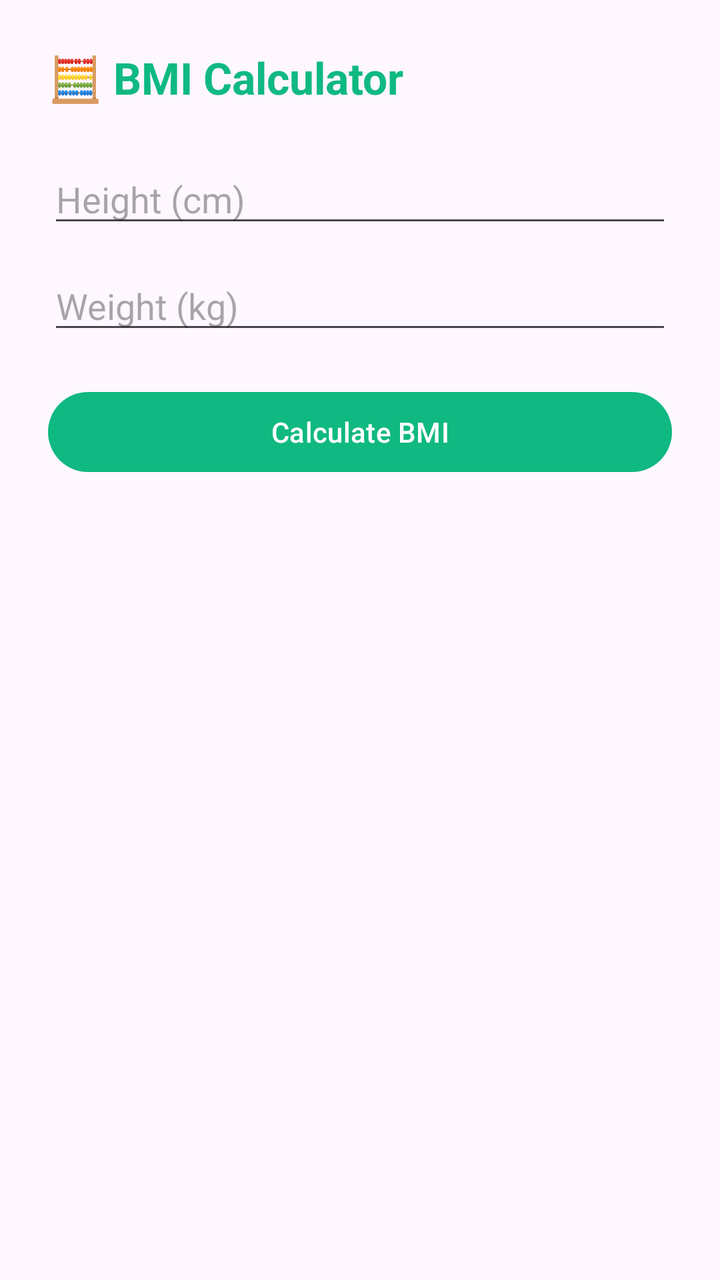
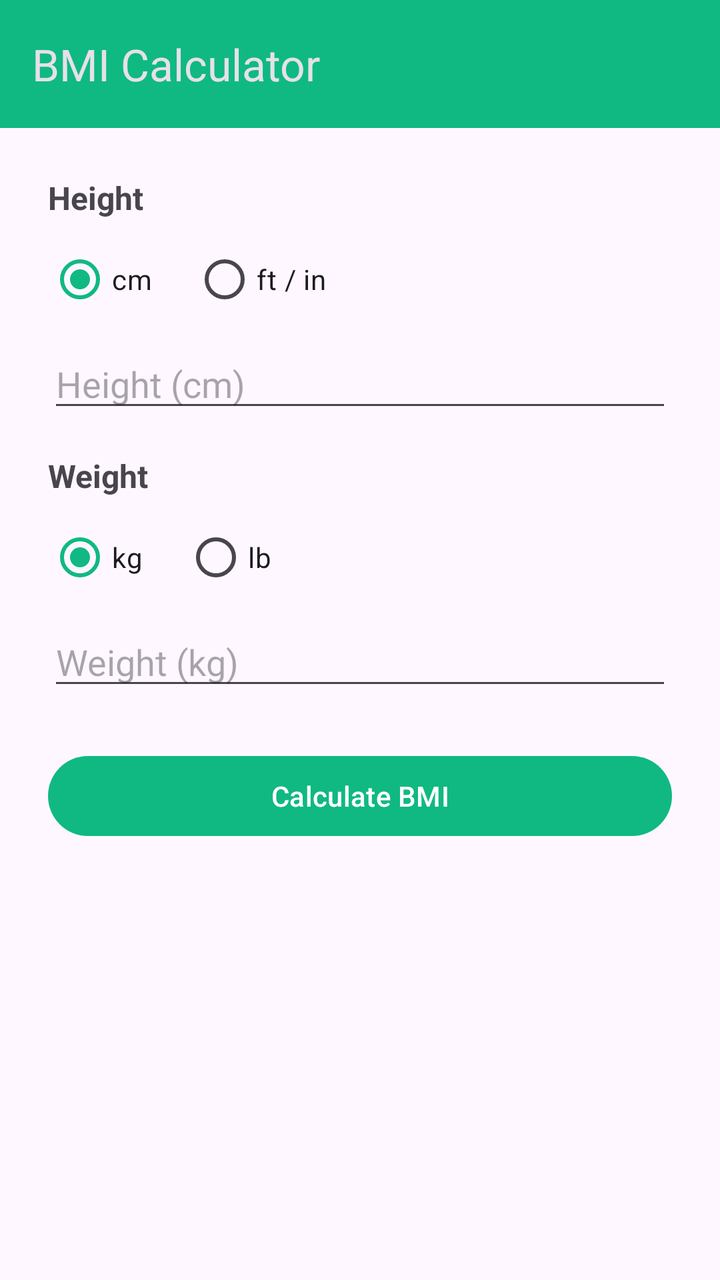

Screens rendered from an Android XML layout before and after an edit, with the pre-edit source and the edit as a unified diff.
<!-- AndroidManifest.xml: application theme Theme.StepCoin -->
<!-- res/layout/activity_bmi.xml -->
<?xml version="1.0" encoding="utf-8"?>
<LinearLayout xmlns:android="http://schemas.android.com/apk/res/android"
    android:layout_width="match_parent"
    android:layout_height="match_parent"
    android:orientation="vertical"
    android:padding="24dp">

    <TextView
        android:layout_width="match_parent"
        android:layout_height="wrap_content"
        android:text="🧮 BMI Calculator"
        android:textSize="22sp"
        android:textStyle="bold"
        android:textColor="@color/primary"
        android:layout_marginBottom="24dp" />

    <EditText
        android:id="@+id/height"
        android:layout_width="match_parent"
        android:layout_height="wrap_content"
        android:hint="Height (cm)"
        android:inputType="numberDecimal"
        android:layout_marginBottom="12dp" />

    <EditText
        android:id="@+id/weight"
        android:layout_width="match_parent"
        android:layout_height="wrap_content"
        android:hint="Weight (kg)"
        android:inputType="numberDecimal"
        android:layout_marginBottom="20dp" />

    <Button
        android:id="@+id/calcBtn"
        android:layout_width="match_parent"
        android:layout_height="wrap_content"
        android:text="Calculate BMI" />

    <TextView
        android:id="@+id/result"
        android:layout_width="match_parent"
        android:layout_height="wrap_content"
        android:text=""
        android:textSize="22sp"
        android:textStyle="bold"
        android:gravity="center"
        android:layout_marginTop="28dp" />
</LinearLayout>
<!-- resources referenced by this layout -->
<resources>
  <color name="primary">#10B981</color>
  <style name="Theme.StepCoin" parent="Theme.Material3.DayNight.NoActionBar">
          <item name="colorPrimary">@color/primary</item>
          <item name="colorOnPrimary">@color/white</item>
      </style>
  <color name="white">#FFFFFFFF</color>
</resources>

<!-- the commit's change to res/layout/activity_bmi.xml (unified diff, before → after) -->
@@ -1,48 +1,141 @@
 <?xml version="1.0" encoding="utf-8"?>
 <LinearLayout xmlns:android="http://schemas.android.com/apk/res/android"
+    xmlns:app="http://schemas.android.com/apk/res-auto"
     android:layout_width="match_parent"
     android:layout_height="match_parent"
-    android:orientation="vertical"
-    android:padding="24dp">
+    android:orientation="vertical">
 
-    <TextView
+    <com.google.android.material.appbar.MaterialToolbar
+        android:id="@+id/toolbar"
         android:layout_width="match_parent"
-        android:layout_height="wrap_content"
-        android:text="🧮 BMI Calculator"
-        android:textSize="22sp"
-        android:textStyle="bold"
-        android:textColor="@color/primary"
-        android:layout_marginBottom="24dp" />
+        android:layout_height="?attr/actionBarSize"
+        android:background="@color/primary"
+        android:theme="@style/ThemeOverlay.Material3.Dark"
+        app:title="BMI Calculator" />
 
-    <EditText
-        android:id="@+id/height"
+    <ScrollView
         android:layout_width="match_parent"
-        android:layout_height="wrap_content"
-        android:hint="Height (cm)"
-        android:inputType="numberDecimal"
-        android:layout_marginBottom="12dp" />
+        android:layout_height="match_parent">
 
-    <EditText
-        android:id="@+id/weight"
-        android:layout_width="match_parent"
-        android:layout_height="wrap_content"
-        android:hint="Weight (kg)"
-        android:inputType="numberDecimal"
-        android:layout_marginBottom="20dp" />
+        <LinearLayout
+            android:layout_width="match_parent"
+            android:layout_height="wrap_content"
+            android:orientation="vertical"
+            android:padding="24dp">
 
-    <Button
-        android:id="@+id/calcBtn"
-        android:layout_width="match_parent"
-        android:layout_height="wrap_content"
-        android:text="Calculate BMI" />
+            
+            <TextView
+                android:layout_width="wrap_content"
+                android:layout_height="wrap_content"
+                android:text="Height"
+                android:textStyle="bold"
+                android:textSize="16sp"
+                android:layout_marginBottom="6dp" />
 
-    <TextView
-        android:id="@+id/result"
-        android:layout_width="match_parent"
-        android:layout_height="wrap_content"
-        android:text=""
-        android:textSize="22sp"
-        android:textStyle="bold"
-        android:gravity="center"
-        android:layout_marginTop="28dp" />
+            <RadioGroup
+                android:id="@+id/heightUnit"
+                android:layout_width="wrap_content"
+                android:layout_height="wrap_content"
+                android:orientation="horizontal"
+                android:layout_marginBottom="6dp">
+                <RadioButton
+                    android:id="@+id/rbCm"
+                    android:layout_width="wrap_content"
+                    android:layout_height="wrap_content"
+                    android:text="cm"
+                    android:checked="true" />
+                <RadioButton
+                    android:id="@+id/rbFtIn"
+                    android:layout_width="wrap_content"
+                    android:layout_height="wrap_content"
+                    android:layout_marginStart="20dp"
+                    android:text="ft / in" />
+            </RadioGroup>
+
+            <EditText
+                android:id="@+id/heightCm"
+                android:layout_width="match_parent"
+                android:layout_height="wrap_content"
+                android:hint="Height (cm)"
+                android:inputType="numberDecimal"
+                android:layout_marginBottom="16dp" />
+
+            <LinearLayout
+                android:id="@+id/ftinRow"
+                android:layout_width="match_parent"
+                android:layout_height="wrap_content"
+                android:orientation="horizontal"
+                android:visibility="gone"
+                android:layout_marginBottom="16dp">
+                <EditText
+                    android:id="@+id/feet"
+                    android:layout_width="0dp"
+                    android:layout_height="wrap_content"
+                    android:layout_weight="1"
+                    android:hint="Feet"
+                    android:inputType="number"
+                    android:layout_marginEnd="8dp" />
+                <EditText
+                    android:id="@+id/inch"
+                    android:layout_width="0dp"
+                    android:layout_height="wrap_content"
+                    android:layout_weight="1"
+                    android:hint="Inches"
+                    android:inputType="numberDecimal" />
+            </LinearLayout>
+
+            
+            <TextView
+                android:layout_width="wrap_content"
+                android:layout_height="wrap_content"
+                android:text="Weight"
+                android:textStyle="bold"
+                android:textSize="16sp"
+                android:layout_marginBottom="6dp" />
+
+            <RadioGroup
+                android:id="@+id/weightUnit"
+                android:layout_width="wrap_content"
+                android:layout_height="wrap_content"
+                android:orientation="horizontal"
+                android:layout_marginBottom="6dp">
+                <RadioButton
+                    android:id="@+id/rbKg"
+                    android:layout_width="wrap_content"
+                    android:layout_height="wrap_content"
+                    android:text="kg"
+                    android:checked="true" />
+                <RadioButton
+                    android:id="@+id/rbLb"
+                    android:layout_width="wrap_content"
+                    android:layout_height="wrap_content"
+                    android:layout_marginStart="20dp"
+                    android:text="lb" />
+            </RadioGroup>
+
+            <EditText
+                android:id="@+id/weightInput"
+                android:layout_width="match_parent"
+                android:layout_height="wrap_content"
+                android:hint="Weight (kg)"
+                android:inputType="numberDecimal"
+                android:layout_marginBottom="24dp" />
+
+            <Button
+                android:id="@+id/calcBtn"
+                android:layout_width="match_parent"
+                android:layout_height="wrap_content"
+                android:text="Calculate BMI" />
+
+            <TextView
+                android:id="@+id/result"
+                android:layout_width="match_parent"
+                android:layout_height="wrap_content"
+                android:text=""
+                android:textSize="22sp"
+                android:textStyle="bold"
+                android:gravity="center"
+                android:layout_marginTop="28dp" />
+        </LinearLayout>
+    </ScrollView>
 </LinearLayout>
